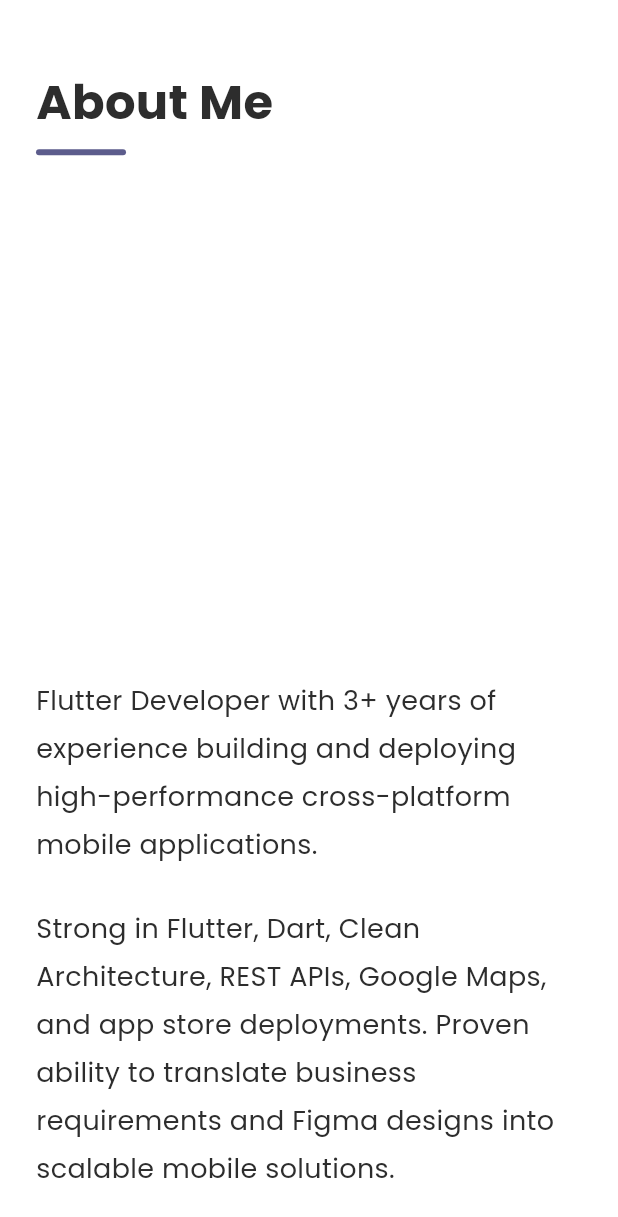
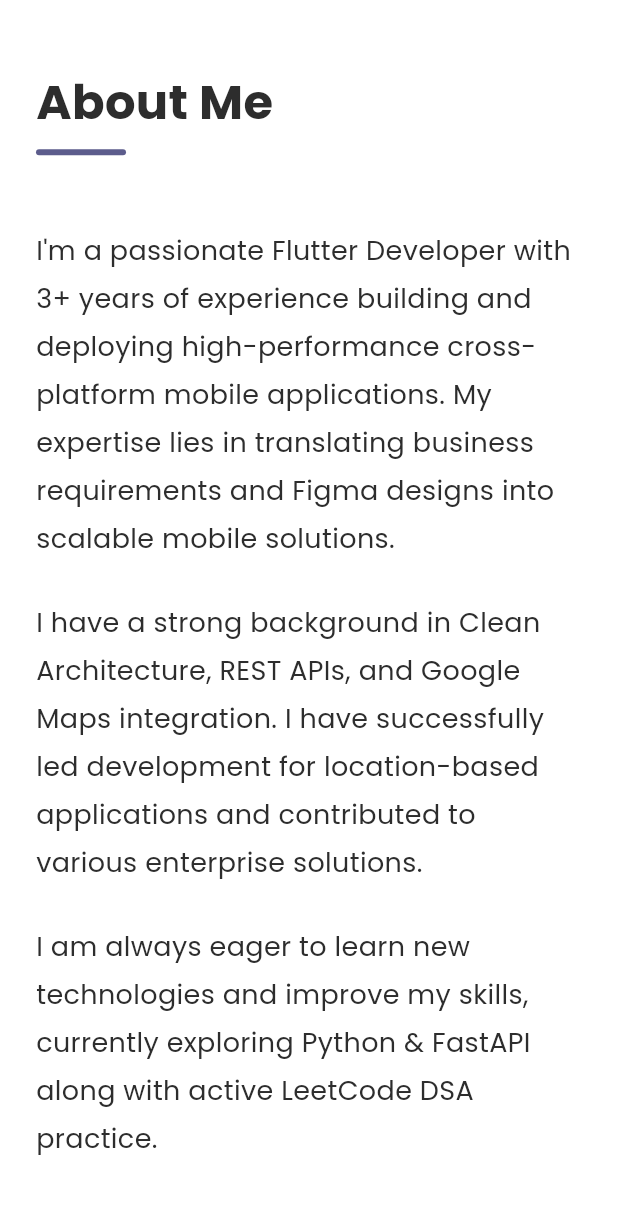
Before and after one commit to vijayakumar-h/portfolio_website, a Flutter app: the screen it shows after launch, scrolled down 1152 dp, on a phone screen of 412 x 824 dp. Shown: the top 1217 px of the screen. Run offline on Flutter 3.47's test engine with Material 3 defaults, Android fonts, the light colour scheme and no system bars; our stand-ins replace google_fonts, scroll_to_index.

Commit message:
updated the about me section content.

```diff
--- a/lib/src/widgets/about_section.dart
+++ b/lib/src/widgets/about_section.dart
@@ -7,6 +7,11 @@ class AboutSection extends StatelessWidget {
   Widget build(BuildContext context) {
     final isMobile = MediaQuery.of(context).size.width < 768;
     final theme = Theme.of(context);
+    final TextStyle style = GoogleFonts.poppins(
+      fontSize: 18,
+      color: theme.colorScheme.onSurfaceVariant,
+      height: 1.8,
+    );
 
     return Container(
       padding: EdgeInsets.symmetric(
@@ -18,7 +23,6 @@ class AboutSection extends StatelessWidget {
       child: Column(
         crossAxisAlignment: CrossAxisAlignment.start,
         children: [
-          // Section Title
           Text(
             'About Me',
             style: GoogleFonts.poppins(
@@ -36,60 +40,28 @@ class AboutSection extends StatelessWidget {
               borderRadius: BorderRadius.circular(2),
             ),
           ),
-
-          // Content
           Flex(
+            crossAxisAlignment: CrossAxisAlignment.start,
             direction: isMobile ? Axis.vertical : Axis.horizontal,
-            crossAxisAlignment: CrossAxisAlignment.start,
             children: [
-              Expanded(
-                flex: isMobile ? 0 : 2,
-                child: SizedBox(
-                  height: 300,
-                  width: double.infinity,
-                ),
-              ),
-              // Text Content
               Expanded(
                 flex: isMobile ? 0 : 3,
                 child: Column(
                   crossAxisAlignment: CrossAxisAlignment.start,
                   children: [
                     Text(
-                      'Flutter Developer with 3+ years of experience building and deploying high-performance cross-platform mobile applications.',
-                      style: GoogleFonts.poppins(
-                        fontSize: 18,
-                        color: theme.colorScheme.onSurfaceVariant,
-                        height: 1.8,
-                      ),
+                      "I'm a passionate Flutter Developer with 3+ years of experience building and deploying high-performance cross-platform mobile applications. My expertise lies in translating business requirements and Figma designs into scalable mobile solutions.",
+                      style: style,
                     ),
                     const SizedBox(height: 24),
                     Text(
-                      'Strong in Flutter, Dart, Clean Architecture, REST APIs, Google Maps, and app store deployments. Proven ability to translate business requirements and Figma designs into scalable mobile solutions.',
-                      style: GoogleFonts.poppins(
-                        fontSize: 18,
-                        color: theme.colorScheme.onSurfaceVariant,
-                        height: 1.8,
-                      ),
+                      'I have a strong background in Clean Architecture, REST APIs, and Google Maps integration. I have successfully led development for location-based applications and contributed to various enterprise solutions.',
+                      style: style,
                     ),
                     const SizedBox(height: 24),
                     Text(
-                      'Here are a few technologies I’ve been working with recently:',
-                      style: GoogleFonts.poppins(
-                        fontSize: 18,
-                        color: theme.colorScheme.onSurfaceVariant,
-                        height: 1.8,
-                      ),
-                    ),
-                    const SizedBox(height: 16),
-                    Wrap(
-                      spacing: 24,
-                      runSpacing: 12,
-                      children: [
-                        _buildTechItem('Flutter', theme),
-                        _buildTechItem('Dart', theme),
-                        _buildTechItem('Firebase', theme),
-                      ],
+                      'I am always eager to learn new technologies and improve my skills, currently exploring Python & FastAPI along with active LeetCode DSA practice.',
+                      style: style,
                     ),
                   ],
                 ),
@@ -103,22 +75,4 @@ class AboutSection extends StatelessWidget {
       ),
     );
   }
-
-  Widget _buildTechItem(String label, ThemeData theme) {
-    return Row(
-      mainAxisSize: MainAxisSize.min,
-      children: [
-        const Icon(Icons.arrow_right, color: Color(0xFF5C5C8C), size: 20),
-        const SizedBox(width: 4),
-        Text(
-          label,
-          style: GoogleFonts.poppins(
-            fontSize: 16,
-            fontWeight: FontWeight.w500,
-            color: theme.colorScheme.onSurfaceVariant,
-          ),
-        ),
-      ],
-    );
-  }
 }
```
